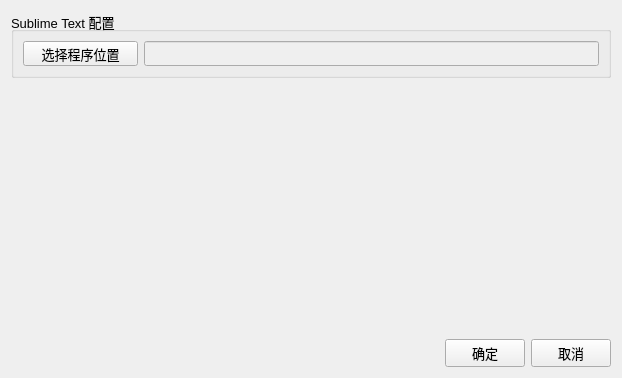
Old version of the form ui/config_form.ui in the repository suifengpiaoyang/PathManager.
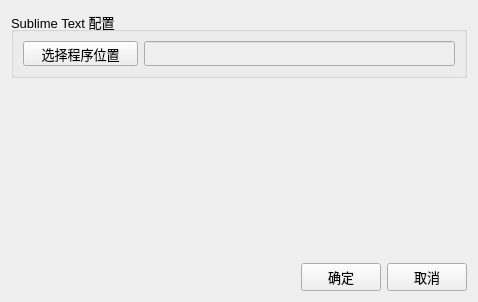
New version of the form.

What changed in the file:
```diff
--- a/ui/config_form.ui
+++ b/ui/config_form.ui
@@ -6,8 +6,8 @@
    <rect>
     <x>0</x>
     <y>0</y>
-    <width>622</width>
-    <height>378</height>
+    <width>478</width>
+    <height>302</height>
    </rect>
   </property>
   <property name="font">
```
Left out of the diff: 4 changed lines with no effect on the pictures.
